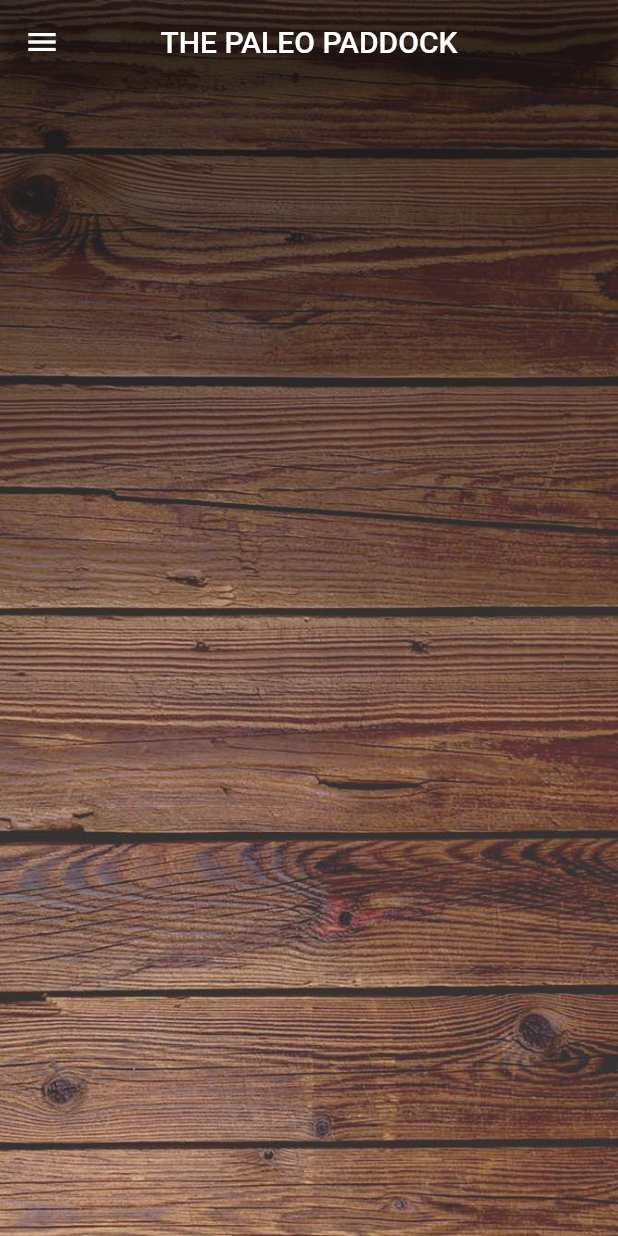
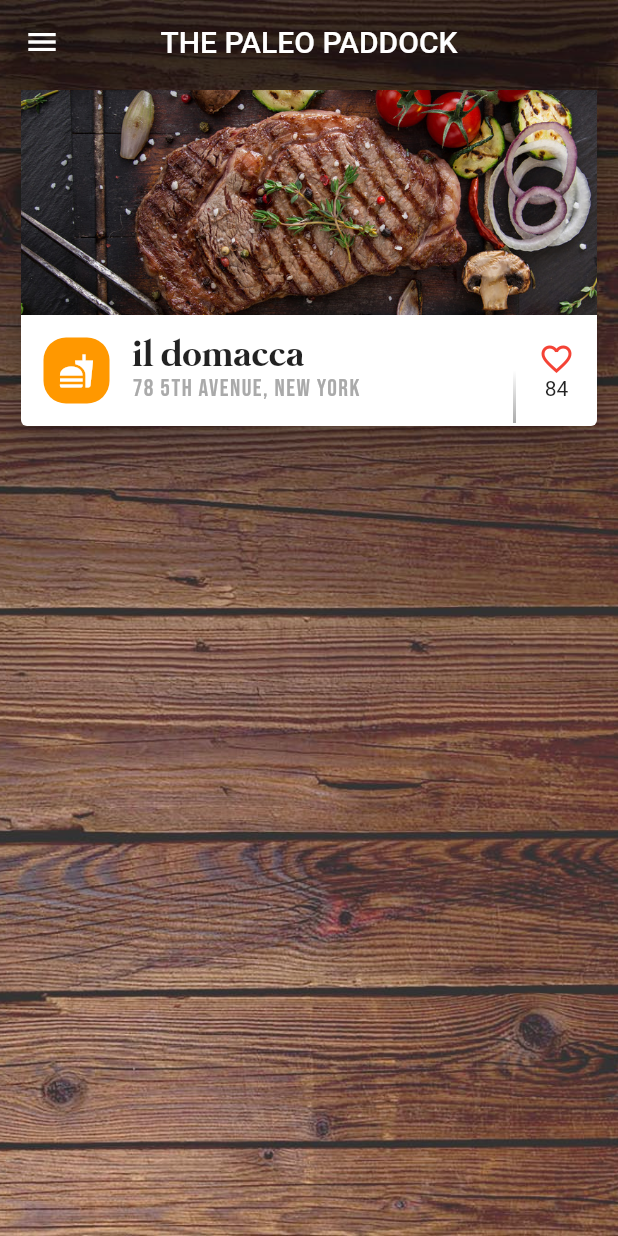
Before and after one commit to brianegan/flutter_ui_challenge_zoom_menu, a Flutter app: the screen it shows after launch, on a phone screen of 412 x 824 dp. Run offline on Flutter 3.47's test engine with Material 2 defaults, Android fonts, the phone set to English and light mode, and no system bars.

Commit message:
Implemented single card in content screen.

```diff
--- a/lib/main.dart
+++ b/lib/main.dart
@@ -46,7 +46,102 @@ class _MyHomePageState extends State<MyHomePage> {
             }
           ),
         ),
-        body: new Container(),
+        body: new ListView(
+          children: [
+            new Theme(
+              data: new ThemeData(
+                brightness: Brightness.light,
+              ),
+              child: new Padding(
+                padding: const EdgeInsets.only(left: 10.0, right: 10.0, bottom: 10.0),
+                child: new Card(
+                  elevation: 10.0,
+                  child: new Column(
+                    mainAxisSize: MainAxisSize.min,
+                    children: [
+                      new Image.asset(
+                        'assets/steak_on_cooktop.jpg',
+                        width: double.infinity,
+                        height: 150.0,
+                        fit: BoxFit.cover,
+                      ),
+                      new Row(
+                        children: [
+                          new Padding(
+                            padding: const EdgeInsets.all(15.0),
+                            child: new Container(
+                              padding: const EdgeInsets.all(10.0),
+                              decoration: new BoxDecoration(
+                                color: Colors.orange,
+                                borderRadius: new BorderRadius.all(const Radius.circular(15.0)),
+                              ),
+                              child: new Icon(
+                                Icons.fastfood,
+                                color: Colors.white,
+                              )
+                            ),
+                          ),
+                          new Expanded(
+                            child: new Column(
+                              crossAxisAlignment: CrossAxisAlignment.start,
+                              children: [
+                                new Text(
+                                  'il domacca',
+                                  style: const TextStyle(
+                                    fontSize: 25.0,
+                                    fontFamily: 'mermaid',
+                                  ),
+                                ),
+                                new Text(
+                                  '78 5TH AVENUE, NEW YORK',
+                                  style: const TextStyle(
+                                    fontSize: 16.0,
+                                    fontFamily: 'bebas-neue',
+                                    letterSpacing: 1.0,
+                                    color: const Color(0xFFAAAAAA),
+                                  ),
+                                ),
+                              ],
+                            ),
+                          ),
+                          new Container(
+                            width: 2.0,
+                            height: 70.0,
+                            decoration: new BoxDecoration(
+                              gradient: new LinearGradient(
+                                colors: [
+                                  Colors.white,
+                                  Colors.white,
+                                  const Color(0xFFAAAAAA),
+                                ],
+                                begin: Alignment.topCenter,
+                                end: Alignment.bottomCenter,
+                              ),
+                            ),
+                          ),
+                          new Padding(
+                            padding: const EdgeInsets.only(left: 15.0, right: 15.0),
+                            child: new Column(
+                              children: [
+                                new Icon(
+                                  Icons.favorite_border,
+                                  color: Colors.red,
+                                ),
+                                new Text(
+                                  '84',
+                                ),
+                              ],
+                            ),
+                          ),
+                        ],
+                      ),
+                    ],
+                  ),
+                ),
+              ),
+            )
+          ],
+        ),
       ),
     );
   }
```
